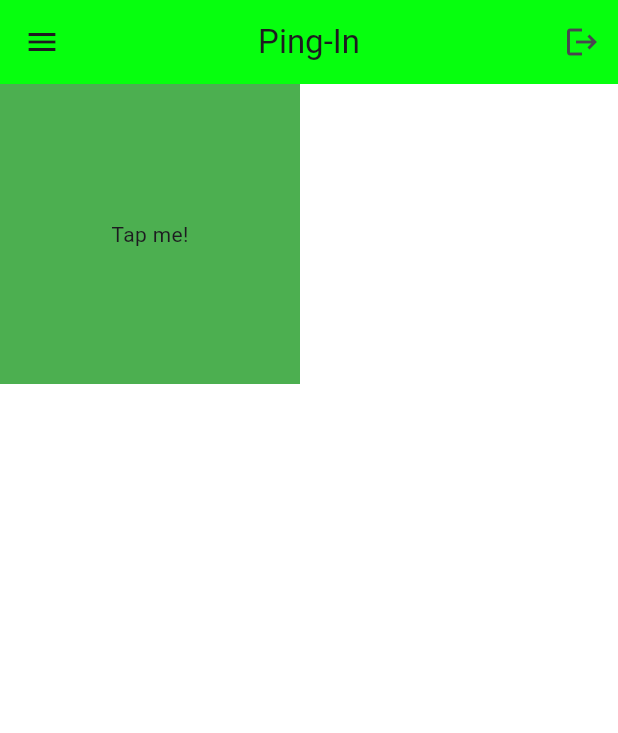
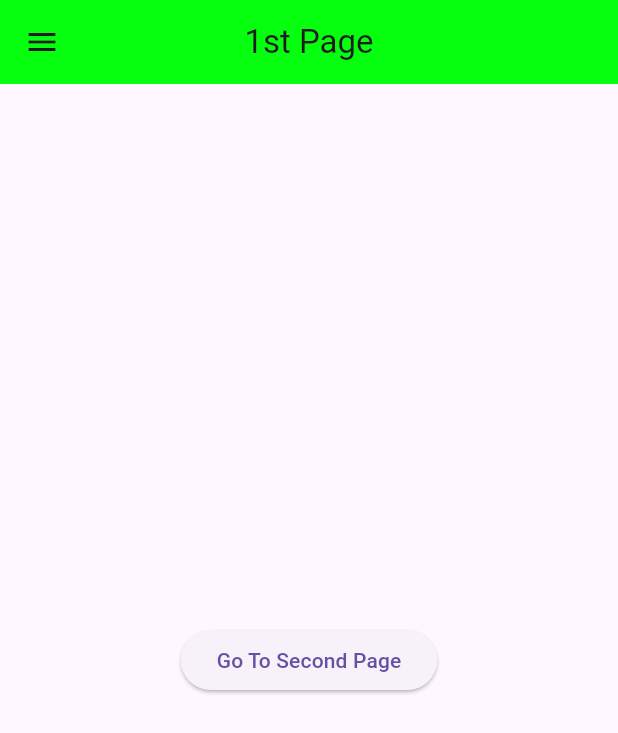
Before and after one commit to Ping-In/flutter_playground, a Flutter app: the screen it shows after launch, on a phone screen of 412 x 824 dp. Shown: the top 733 px of the screen. Run offline on Flutter 3.47's test engine with Material 3 defaults, Android fonts, the phone set to English and light mode, and no system bars; our stand-ins replace logger.

```diff
--- a/test_app/lib/main.dart
+++ b/test_app/lib/main.dart
@@ -2,6 +2,10 @@
 
 import 'package:flutter/material.dart';
 import 'package:logger/logger.dart';
+import 'package:test_app/pages/first_page.dart';
+import 'package:test_app/pages/home_page.dart';
+import 'package:test_app/pages/second_page.dart';
+import 'package:test_app/pages/settings_page.dart';
 
 void main() {
   runApp(MyApp());
@@ -22,138 +26,13 @@ class MyApp extends StatelessWidget {
   Widget build(BuildContext context) {
     return MaterialApp(
       debugShowCheckedModeBanner: false,
-      home: Scaffold(
-        backgroundColor: Colors.white,
-        appBar: AppBar(
-          title: Text("Ping-In"),
-          backgroundColor: Color.fromARGB(255, 6, 255, 14),
-          centerTitle: true,
-          leading: IconButton(
-            icon: const Icon(Icons.menu),
-            onPressed: () {},
-          ),
-          actions: [
-            IconButton(onPressed: () {}, icon: Icon(Icons.logout)),
-          ],
-        ),
-        body: GestureDetector(
-          onTap: () {
-            userTapped();
-          },
-          child: Container(
-            height: 200,
-            width: 200,
-            color: Colors.green,
-            child: Center(child: Text("Tap me!")),
-          ),
-        ),
-
-        // body: Stack(
-        //   alignment: Alignment.center,
-        //   children: [
-        //     // Big Box
-        //     Container(
-        //       height: 300,
-        //       width: 300,
-        //       color: Colors.green,
-        //     ),
-        //     Container(
-        //       height: 200,
-        //       width: 200,
-        //       color: Colors.green[400],
-        //     ),
-        //     Container(
-        //       height: 100,
-        //       width: 100,
-        //       color: Colors.green[200],
-        //     )
-        //   ],
-        // )
-
-        // body: GridView.builder(
-        //     itemCount: 64,
-        //     gridDelegate:
-        //         SliverGridDelegateWithFixedCrossAxisCount(crossAxisCount: 4),
-        //     itemBuilder: (context, index) => Container(
-        //           color: Colors.green,
-        //           margin: EdgeInsets.all(2),
-        //         )),
-
-        // body: ListView.builder(
-        //   itemCount: names.length,
-        //   itemBuilder: (context, index) => ListTile(title: Text(names[index])),
-        // ),
-
-        // body: ListView(
-        //   children: [
-        //     // 1st Box
-        //     Container(
-        //       height: 350,
-        //       color: Colors.green,
-        //     ),
-
-        //     // 2st Box
-        //     Container(
-        //       height: 350,
-        //       color: Colors.green[400],
-        //     ),
-
-        //     // 3rd Box
-        //     Container(
-        //       height: 350,
-        //       color: Colors.green[200],
-        //     ),
-        //   ],
-        // )
-
-        // body: Column(
-        //   children: [
-        //     // 1st Box
-        //     Expanded(
-        //       child: Container(
-        //         color: Colors.green,
-        //       ),
-        //     ),
-
-        //     // 2st Box
-        //     Expanded(
-        //       flex: 2,
-        //       child: Container(
-        //         color: Colors.green[400],
-        //       ),
-        //     ),
-
-        //     // 3rd Box
-        //     Expanded(
-        //       child: Container(
-        //         color: Colors.green[200],
-        //       ),
-        //     )
-        //   ],
-        // )
-
-        // body: Center(
-        //   child: Container(
-        //       height: 150,
-        //       width: 150,
-        //       decoration: BoxDecoration(
-        //           color: Color.fromARGB(255, 62, 181, 54),
-        //           borderRadius: BorderRadius.circular(20)),
-        //       padding: EdgeInsets.all(50),
-        //       child: Icon(
-        //         Icons.map_outlined,
-        //         size: 50,
-        //       )
-        //       // child: Text(
-        //       //   "Ping-In",
-        //       //   style: TextStyle(
-        //       //       color: Colors.white,
-        //       //       fontSize: 28,
-        //       //       fontWeight: FontWeight.bold),
-        //       // ),
-        //       ),
-        // ),
-      ),
+      home: FirstPage(),
+      routes: {
+        '/firstPage': (context) => FirstPage(),
+        '/secondPage': (context) => SecondPage(),
+        '/homePage': (context) => HomePage(),
+        '/settingsPage': (context) => SettingsPage(),
+      },
     );
   }
 }
--- /dev/null
+++ b/test_app/lib/pages/first_page.dart
@@ -0,0 +1,57 @@
+// ignore_for_file: prefer_const_constructors, prefer_const_literals_to_create_immutables
+
+import 'package:flutter/material.dart';
+import 'package:test_app/pages/home_page.dart';
+import 'package:test_app/pages/second_page.dart';
+
+class FirstPage extends StatelessWidget {
+  const FirstPage({super.key});
+
+  @override
+  Widget build(BuildContext context) {
+    return Scaffold(
+      appBar: AppBar(
+        title: Text("1st Page"),
+        backgroundColor: Color.fromARGB(255, 6, 255, 14),
+        centerTitle: true,
+      ),
+      drawer: Drawer(
+        backgroundColor: Colors.green[200],
+        child: Column(children: [
+          DrawerHeader(
+              child: Icon(
+            Icons.favorite,
+            size: 48,
+          )),
+
+          // Home Page List Tile
+          ListTile(
+            leading: Icon(Icons.home),
+            title: Text("H O M E"),
+            onTap: () {
+              Navigator.pop(context);
+              Navigator.pushNamed(context, '/homePage');
+            },
+          ),
+
+          // Settings Page List Tile
+          ListTile(
+            leading: Icon(Icons.settings),
+            title: Text("S E T T I N G S"),
+            onTap: () {
+              Navigator.pop(context);
+              Navigator.pushNamed(context, '/settingsPage');
+            },
+          ),
+        ]),
+      ),
+      body: Center(
+          child: ElevatedButton(
+        child: Text("Go To Second Page"),
+        onPressed: () {
+          Navigator.pushNamed(context, '/secondPage');
+        },
+      )),
+    );
+  }
+}
```
Also changed, not shown: test_app/lib/pages/home.dart (deleted, +0 -13 lines), test_app/lib/pages/home_page.dart (added, +18 -0 lines), test_app/lib/pages/second_page.dart (added, +25 -0 lines), test_app/lib/pages/settings_page.dart (added, +18 -0 lines).
